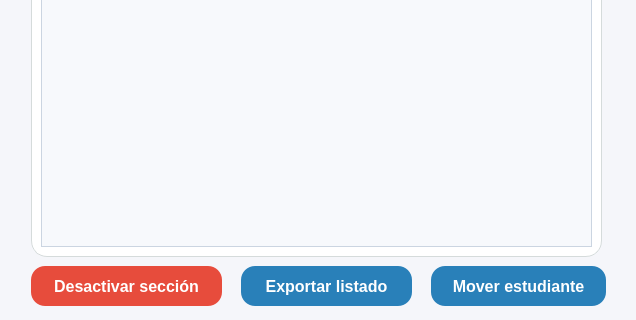
This is resources/ui/detalles_seccion.ui in Proyecto-Uptjaa/Proyecto_SIRA as Qt 5 draws it before an edit; both pictures show x 0 to 636 and y 275 to 595 of the 636 by 595 pixel window. The edited form follows.
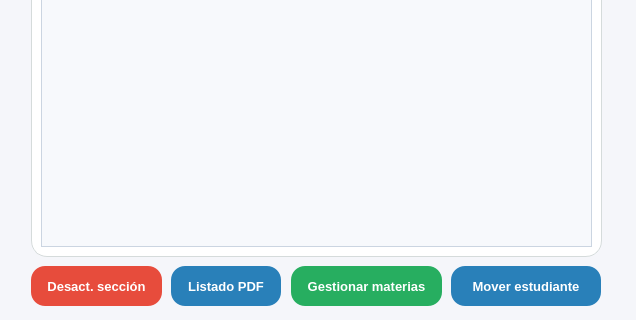
This is the edited form. Icons and pictures are not drawn.

Commit message:
feat: Historial de notas en detalles estu y +
- Pestaña para visualizar historial de notas del estudiante en sus
  detalles.
- Funcion para gestionar materias desde el detalle de una seccion
- refactor: Ahora el codigo verifica primero las notas literales
- Notas finales se calculan automaticamente al detectar 3 notas cargadas
- Las notas literales se calculan dandoles un valor numerico y sacando
  el promedio.

```diff
--- a/resources/ui/detalles_seccion.ui
+++ b/resources/ui/detalles_seccion.ui
@@ -38,7 +38,6 @@
      </property>
      <property name="styleSheet">
       <string notr="true">QWidget{
-font-family: &quot;Segoe UI&quot;;
 background-color: #f5f6fa;
 color: #2d2d2d;
 }
@@ -46,7 +45,7 @@
 	background-color: #2980b9;
     color: #FFFFFF;
     border: none;
-    padding: 8px 10px;
+    padding: 3px 3px;
     border-radius: 15px;
 }
 QPushButton:hover {
@@ -63,9 +62,9 @@
      <widget class="QPushButton" name="btnMover_estudiante">
       <property name="geometry">
        <rect>
-        <x>420</x>
+        <x>440</x>
         <y>530</y>
-        <width>175</width>
+        <width>150</width>
         <height>40</height>
        </rect>
       </property>
@@ -90,7 +89,7 @@
       <property name="font">
        <font>
         <family>Segoe UI</family>
-        <pointsize>12</pointsize>
+        <pointsize>10</pointsize>
         <bold>true</bold>
        </font>
       </property>
@@ -551,7 +550,7 @@
        <rect>
         <x>20</x>
         <y>530</y>
-        <width>191</width>
+        <width>131</width>
         <height>40</height>
        </rect>
       </property>
@@ -576,7 +575,7 @@
       <property name="font">
        <font>
         <family>Segoe UI</family>
-        <pointsize>12</pointsize>
+        <pointsize>10</pointsize>
         <bold>true</bold>
        </font>
       </property>
@@ -591,7 +590,7 @@
 	background-color: #e74c3c;
     color: #FFFFFF;
     border: none;
-    padding: 8px 8px;
+    padding: 3px 3px;
     border-radius: 14px;
 }
 QPushButton:hover {
@@ -599,7 +598,7 @@
 }</string>
       </property>
       <property name="text">
-       <string>Desactivar sección</string>
+       <string>Desact. sección</string>
       </property>
       <property name="icon">
        <iconset resource="../icons/resources_ui.qrc">
@@ -853,9 +852,9 @@
      <widget class="QPushButton" name="btnExportar_listado">
       <property name="geometry">
        <rect>
-        <x>230</x>
+        <x>160</x>
         <y>530</y>
-        <width>171</width>
+        <width>110</width>
         <height>40</height>
        </rect>
       </property>
@@ -867,7 +866,7 @@
       </property>
       <property name="minimumSize">
        <size>
-        <width>120</width>
+        <width>100</width>
         <height>40</height>
        </size>
       </property>
@@ -880,7 +879,7 @@
       <property name="font">
        <font>
         <family>Segoe UI</family>
-        <pointsize>12</pointsize>
+        <pointsize>10</pointsize>
         <bold>true</bold>
        </font>
       </property>
@@ -903,7 +902,7 @@
 }</string>
       </property>
       <property name="text">
-       <string>Exportar listado</string>
+       <string>Listado PDF</string>
       </property>
       <property name="icon">
        <iconset resource="../icons/resources_ui.qrc">
@@ -916,6 +915,72 @@
        </size>
       </property>
      </widget>
+     <widget class="QPushButton" name="btnGestionar_materias">
+      <property name="geometry">
+       <rect>
+        <x>280</x>
+        <y>530</y>
+        <width>151</width>
+        <height>40</height>
+       </rect>
+      </property>
+      <property name="sizePolicy">
+       <sizepolicy hsizetype="Minimum" vsizetype="Fixed">
+        <horstretch>0</horstretch>
+        <verstretch>0</verstretch>
+       </sizepolicy>
+      </property>
+      <property name="minimumSize">
+       <size>
+        <width>130</width>
+        <height>35</height>
+       </size>
+      </property>
+      <property name="maximumSize">
+       <size>
+        <width>225</width>
+        <height>40</height>
+       </size>
+      </property>
+      <property name="font">
+       <font>
+        <family>Segoe UI</family>
+        <pointsize>10</pointsize>
+        <bold>true</bold>
+       </font>
+      </property>
+      <property name="cursor">
+       <cursorShape>PointingHandCursor</cursorShape>
+      </property>
+      <property name="layoutDirection">
+       <enum>Qt::LayoutDirection::LeftToRight</enum>
+      </property>
+      <property name="styleSheet">
+       <string notr="true">QPushButton {
+	background-color: #27ae60;
+    color: #FFFFFF;
+    border: none;
+    padding: 6px 6px;
+    border-radius: 14px;
+}
+QPushButton:hover {
+	background-color: rgb(30, 124, 70);
+}</string>
+      </property>
+      <property name="text">
+       <string>Gestionar materias</string>
+      </property>
+      <property name="icon">
+       <iconset resource="../icons/resources_ui.qrc">
+        <normaloff>:/icons/materias_w.png</normaloff>:/icons/materias_w.png</iconset>
+      </property>
+      <property name="iconSize">
+       <size>
+        <width>16</width>
+        <height>16</height>
+       </size>
+      </property>
+     </widget>
      <zorder>btnMover_estudiante</zorder>
      <zorder>lblLogo_detalle_seccion</zorder>
      <zorder>line_2</zorder>
```
Left out of the diff: 1 changed line with no effect on the pictures. The commit also changes 9 other files.
